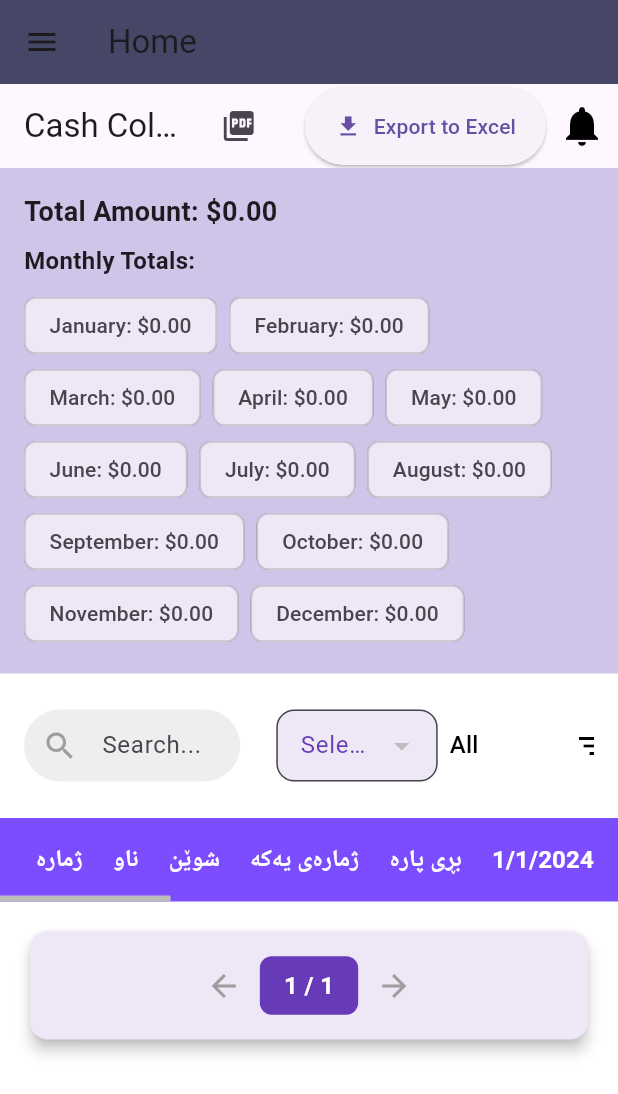
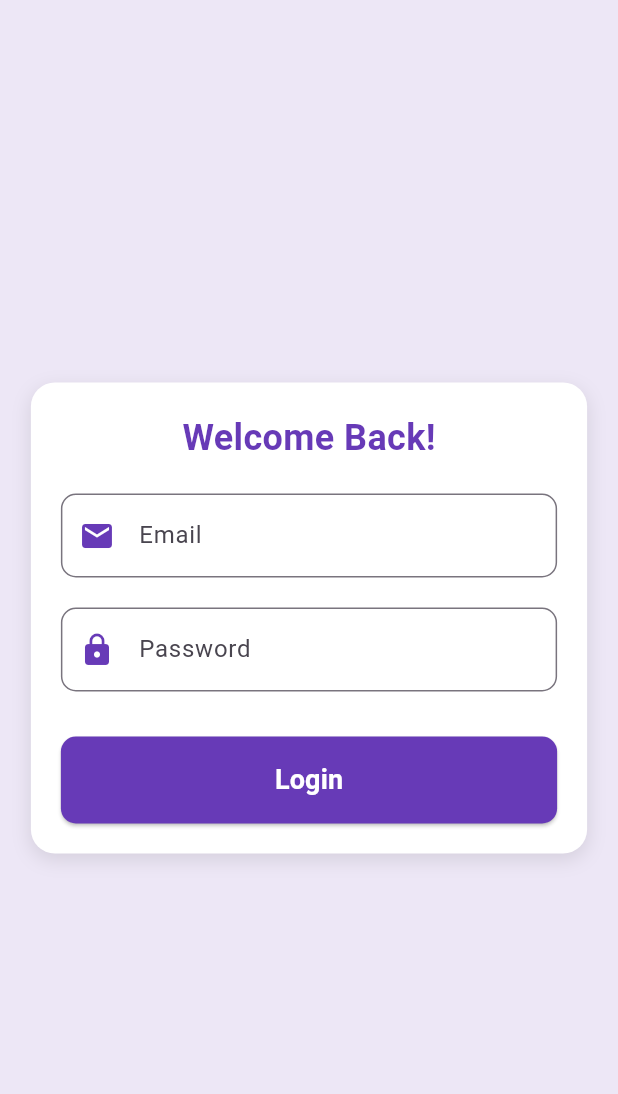
Before and after one commit to mohamedfalah3/cashnotify, a Flutter app: the screen it shows after launch, on a phone screen of 412 x 824 dp. Shown: the top 1094 px of the screen. Run offline on Flutter 3.47's test engine with Material 3 defaults, Android fonts, the phone set to English and light mode, and no system bars; our stand-ins replace cloud_firestore, csv, firebase_auth, firebase_core, pdf, printing and 1 more; missing offline and left inert: dart:html; accounts and stored records are empty.

Commit message:
adding login screen

```diff
--- a/lib/helper/helper_class.dart
+++ b/lib/helper/helper_class.dart
@@ -340,18 +340,18 @@ class PaymentProvider with ChangeNotifier {
 
   String monthName(int month) {
     return const [
-      '1/1/2024',
-      '1/2/2024',
-      '1/3/2024',
-      '1/4/2024',
-      '1/5/2024',
-      '1/6/2024',
-      '1/7/2024',
-      '1/8/2024',
-      '1/9/2024',
-      '1/10/2024',
-      '1/11/2024',
-      '1/12/2024'
+      'January',
+      'February',
+      'March',
+      'April',
+      'May',
+      'June',
+      'July',
+      'August',
+      'September',
+      'October',
+      'November',
+      'December'
     ][month - 1];
   }
 
@@ -664,6 +664,23 @@ class PaymentProvider with ChangeNotifier {
   }
 
   List<DataColumn> buildColumns() {
+    String months(int month) {
+      return const [
+        'January',
+        'February',
+        'March',
+        'April',
+        'May',
+        'June',
+        'July',
+        'August',
+        'September',
+        'October',
+        'November',
+        'December'
+      ][month - 1];
+    }
+
     return [
       const DataColumn(
         label: Text(
@@ -715,7 +732,7 @@ class PaymentProvider with ChangeNotifier {
         12,
         (index) => DataColumn(
             label: Text(
-          monthName(index + 1),
+          months(index + 1),
           style: const TextStyle(
             fontWeight: FontWeight.bold,
             fontSize: 16,
@@ -751,6 +768,10 @@ class PaymentProvider with ChangeNotifier {
       final data = doc.data();
       final map = data['payments'] as Map<String, dynamic>?;
 
+      // Ensure the name exists and is not empty
+      final name = data['name'] as String?;
+      if (name == null || name.trim().isEmpty) continue;
+
       // Check if the year matches the current year
       final year = data['year'] as int?;
       if (year != currentYear) continue;
@@ -759,7 +780,7 @@ class PaymentProvider with ChangeNotifier {
       if (map == null || map[currentMonth] == null || map[currentMonth] == 0) {
         unpaidPlaces.add({
           'id': doc.id,
-          'name': data['name'],
+          'name': name,
           'unpaidMonth': currentMonth,
           'year': currentYear,
         });
--- a/lib/main.dart
+++ b/lib/main.dart
@@ -1,6 +1,7 @@
 import 'package:cashnotify/helper/helper_class.dart';
+import 'package:cashnotify/screens/loginScreen.dart';
 import 'package:cashnotify/screens/sidebar_screen.dart';
-import 'package:cloud_firestore/cloud_firestore.dart';
+import 'package:firebase_auth/firebase_auth.dart';
 import 'package:firebase_core/firebase_core.dart';
 import 'package:flutter/material.dart';
 import 'package:provider/provider.dart';
@@ -18,19 +19,49 @@ void main() async {
         measurementId: "G-T0ZQPYPK79"),
   );
 
-  FirebaseFirestore.instance.settings = const Settings(
-    persistenceEnabled: true,
-  );
-
   runApp(
     MultiProvider(
       providers: [
         ChangeNotifierProvider(create: (_) => PaymentProvider()),
       ],
       child: MaterialApp(
-        home: SidebarXExampleApp(),
+        home: MyApp(),
         debugShowCheckedModeBanner: false,
       ),
     ),
   );
 }
+
+class MyApp extends StatelessWidget {
+  @override
+  Widget build(BuildContext context) {
+    return MaterialApp(
+      title: 'Flutter App',
+      debugShowCheckedModeBanner: false,
+      home: WowScreen(),
+    );
+  }
+}
+
+class WowScreen extends StatelessWidget {
+  @override
+  Widget build(BuildContext context) {
+    // StreamBuilder listens for auth state changes
+    return StreamBuilder<User?>(
+      stream: FirebaseAuth.instance.authStateChanges(),
+      builder: (context, snapshot) {
+        if (snapshot.connectionState == ConnectionState.waiting) {
+          return const Center(child: CircularProgressIndicator());
+        }
+
+        if (snapshot.hasData) {
+          // If user is logged in, navigate to SidebarXExampleApp
+          return SidebarXExampleApp();
+        } else {
+          // If user is not logged in, show login screen
+          return ResponsiveLoginScreen();
+        }
+      },
+    );
+  }
+}
--- /dev/null
+++ b/lib/screens/loginScreen.dart
@@ -0,0 +1,145 @@
+import 'package:firebase_auth/firebase_auth.dart'; // Add Firebase Auth for login
+import 'package:flutter/material.dart';
+
+class ResponsiveLoginScreen extends StatefulWidget {
+  const ResponsiveLoginScreen({Key? key}) : super(key: key);
+
+  @override
+  _ResponsiveLoginScreenState createState() => _ResponsiveLoginScreenState();
+}
+
+class _ResponsiveLoginScreenState extends State<ResponsiveLoginScreen> {
+  final _emailController = TextEditingController();
+  final _passwordController = TextEditingController();
+  String errorMessage = '';
+
+  // Dummy Firebase Authentication logic
+  Future<void> _login() async {
+    try {
+      print(_emailController.text + '@gmail.com');
+      print(_passwordController.text);
+
+      // Firebase login
+      await FirebaseAuth.instance.signInWithEmailAndPassword(
+        email: _emailController.text + '@gmail.com',
+        password: _passwordController.text,
+      );
+
+      // If successful, navigate to another screen or show a success message
+      // Example: Navigator.pushReplacementNamed(context, '/home');
+    } catch (e) {
+      setState(() {
+        errorMessage = 'Invalid email or password';
+      });
+    }
+  }
+
+  @override
+  Widget build(BuildContext context) {
+    return Scaffold(
+      backgroundColor: Colors.deepPurple[50],
+      body: Center(
+        child: LayoutBuilder(
+          builder: (context, constraints) {
+            // Determine if the screen is wide enough for a desktop layout
+            bool isWide = constraints.maxWidth > 800;
+
+            return SingleChildScrollView(
+              child: Container(
+                width: isWide ? 600 : constraints.maxWidth * 0.9,
+                padding: const EdgeInsets.all(20),
+                decoration: BoxDecoration(
+                  color: Colors.white,
+                  borderRadius: BorderRadius.circular(16),
+                  boxShadow: [
+                    BoxShadow(
+                      color: Colors.black.withOpacity(0.1),
+                      blurRadius: 10,
+                      offset: const Offset(0, 4),
+                    ),
+                  ],
+                ),
+                child: Column(
+                  mainAxisSize: MainAxisSize.min,
+                  children: [
+                    // Logo or Header
+                    Text(
+                      'Welcome Back!',
+                      style: TextStyle(
+                        fontSize: isWide ? 32 : 24,
+                        fontWeight: FontWeight.bold,
+                        color: Colors.deepPurple,
+                      ),
+                    ),
+                    const SizedBox(height: 20),
+
+                    // Email TextField
+                    TextField(
+                      controller: _emailController,
+                      decoration: InputDecoration(
+                        labelText: 'Email',
+                        prefixIcon:
+                            const Icon(Icons.email, color: Colors.deepPurple),
+                        border: OutlineInputBorder(
+                          borderRadius: BorderRadius.circular(10),
+                        ),
+                      ),
+                    ),
+                    const SizedBox(height: 20),
+
+                    // Password TextField
+                    TextField(
+                      controller: _passwordController,
+                      obscureText: true,
+                      decoration: InputDecoration(
+                        labelText: 'Password',
+                        prefixIcon:
+                            const Icon(Icons.lock, color: Colors.deepPurple),
+                        border: OutlineInputBorder(
+                          borderRadius: BorderRadius.circular(10),
+                        ),
+                      ),
+                    ),
+                    const SizedBox(height: 20),
+
+                    // Error Message Display
+                    if (errorMessage.isNotEmpty)
+                      Text(
+                        errorMessage,
+                        style: TextStyle(
+                            color: Colors.red, fontWeight: FontWeight.bold),
+                      ),
+                    const SizedBox(height: 10),
+
+                    // Login Button
+                    SizedBox(
+                      width: double.infinity,
+                      child: ElevatedButton(
+                        style: ElevatedButton.styleFrom(
+                          backgroundColor: Colors.deepPurple,
+                          padding: const EdgeInsets.symmetric(vertical: 16),
+                          shape: RoundedRectangleBorder(
+                            borderRadius: BorderRadius.circular(10),
+                          ),
+                        ),
+                        onPressed: _login,
+                        child: const Text(
+                          'Login',
+                          style: TextStyle(
+                            fontSize: 18,
+                            fontWeight: FontWeight.bold,
+                            color: Colors.white,
+                          ),
+                        ),
+                      ),
+                    ),
+                  ],
+                ),
+              ),
+            );
+          },
+        ),
+      ),
+    );
+  }
+}
--- a/lib/screens/payment_table.dart
+++ b/lib/screens/payment_table.dart
@@ -401,8 +401,7 @@ class _PaymentTableState extends State<PaymentTable>
                   }),
           ],
         ),
-        body: SingleChildScrollView(
-          child: Column(
+        body: Column(
           children: [
             Container(
               width: double.infinity, // Full screen width
@@ -429,8 +428,7 @@ class _PaymentTableState extends State<PaymentTable>
                   const SizedBox(height: 8),
                   Wrap(
                     spacing: 8,
-                      children:
-                          placesProvider.monthlyTotals.entries.map((entry) {
+                    children: placesProvider.monthlyTotals.entries.map((entry) {
                       return Chip(
                         label: Text(
                             '${entry.key}: \$${entry.value.toStringAsFixed(2)}'),
@@ -493,15 +491,14 @@ class _PaymentTableState extends State<PaymentTable>
                     borderRadius: BorderRadius.circular(12)),
                 elevation: 4,
                 child: Padding(
-                    padding: const EdgeInsets.symmetric(
-                        vertical: 12, horizontal: 16),
+                  padding:
+                      const EdgeInsets.symmetric(vertical: 12, horizontal: 16),
                   child: Row(
                     mainAxisAlignment: MainAxisAlignment.center,
                     children: [
                       IconButton(
                         onPressed: placesProvider.currentPage > 1
-                              ? () =>
-                                  setState(() => placesProvider.currentPage--)
+                            ? () => setState(() => placesProvider.currentPage--)
                             : null,
                         icon: Icon(
                           Icons.arrow_back,
@@ -536,8 +533,7 @@ class _PaymentTableState extends State<PaymentTable>
                         onPressed: placesProvider.currentPage *
                                     placesProvider.itemsPerPage <
                                 placesProvider.totalItems
-                              ? () =>
-                                  setState(() => placesProvider.currentPage++)
+                            ? () => setState(() => placesProvider.currentPage++)
                             : null,
                         icon: Icon(
                           Icons.arrow_forward,
@@ -557,7 +553,6 @@ class _PaymentTableState extends State<PaymentTable>
           ],
         ),
       ),
-      ),
     );
   }
 }
--- a/pubspec.yaml
+++ b/pubspec.yaml
@@ -50,6 +50,7 @@ dependencies:
   printing: ^5.13.4
   shared_preferences: ^2.3.4
   kurdish_sorani_tools: ^0.0.9
+  firebase_auth: ^5.3.4
 
 dev_dependencies:
   flutter_test:
```
Also changed, not shown: lib/helper/firebaseAuth.dart (added, +38 -0 lines), pubspec.lock, 3 other files. Lines whose indentation alone changed are shown as unchanged.
